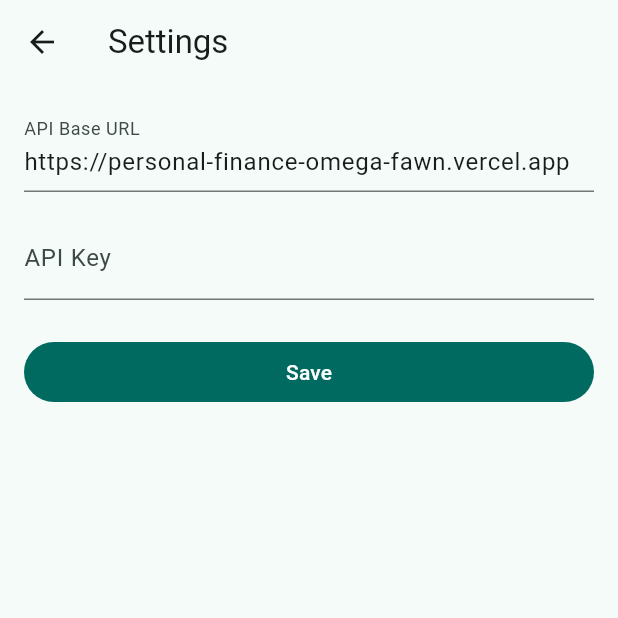
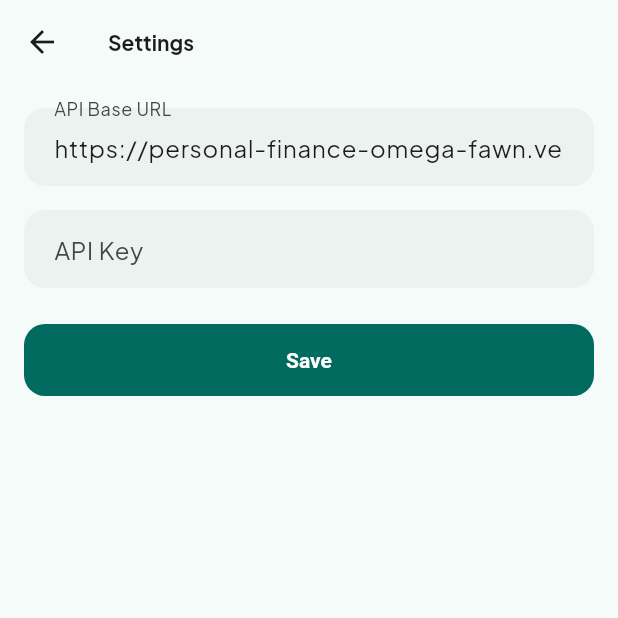
Before and after one commit to rayen231/personal-finance, a Flutter app: the screen it shows after launch, on a phone screen of 412 x 824 dp, the top half of it. Run offline on Flutter 3.47's test engine with Material 3 defaults, Android fonts, the phone set to English and light mode, and no system bars; our stand-ins replace fl_chart, google_fonts, shared_preferences, sqflite_common_ffi; accounts and stored records are empty.

Commit message:
Add Recurring Expenses screen, custom app icon, and visual redesign
Introduces a Material 3 theme (app_theme.dart) with Plus Jakarta Sans
type, rounded cards, and consistent input/button styling, plus a new
teal app icon generated via flutter_launcher_icons. The Dashboard gets
a gradient "Total Savings" hero card and category spending chart.

Also fixes several spacing/overflow bugs reported on-device: Dashboard
stat cards overflowing, Income/Yearly Overview/Manage Categories list
items overlapping due to a zero card margin, and Monthly Plan fields
crammed together from isDense inputs.

```diff
--- a/mobile_app/lib/main.dart
+++ b/mobile_app/lib/main.dart
@@ -1,6 +1,7 @@
 import 'package:flutter/material.dart';
 
 import 'screens/home_screen.dart';
+import 'theme/app_theme.dart';
 
 void main() {
   runApp(const MoneyHandlerApp());
@@ -13,7 +14,8 @@ class MoneyHandlerApp extends StatelessWidget {
   Widget build(BuildContext context) {
     return MaterialApp(
       title: 'Money Handler',
-      theme: ThemeData(colorSchemeSeed: Colors.teal, useMaterial3: true),
+      theme: AppTheme.light(),
+      darkTheme: AppTheme.dark(),
       home: const HomeScreen(),
     );
   }
--- a/mobile_app/lib/screens/income_screen.dart
+++ b/mobile_app/lib/screens/income_screen.dart
@@ -166,6 +166,8 @@ class _IncomeScreenState extends State<IncomeScreen> {
                               for (final s in _sources)
                                 Card(
                                   child: ListTile(
+                                    contentPadding:
+                                        const EdgeInsets.symmetric(horizontal: 16, vertical: 8),
                                     title: Text(s['source'] as String),
                                     subtitle: Text(
                                       'Expected: ${(s['expected'] as num).toStringAsFixed(2)} DT',
--- a/mobile_app/lib/screens/yearly_overview_screen.dart
+++ b/mobile_app/lib/screens/yearly_overview_screen.dart
@@ -98,6 +98,7 @@ class _MonthRow extends StatelessWidget {
 
     return Card(
       child: ListTile(
+        contentPadding: const EdgeInsets.symmetric(horizontal: 16, vertical: 8),
         title: Text(_monthAbbrev[month - 1]),
         subtitle: Text('Income: ${income.toStringAsFixed(0)}  •  Expenses: ${necessary.toStringAsFixed(0)}'),
         trailing: Text(
--- /dev/null
+++ b/mobile_app/lib/theme/app_theme.dart
@@ -0,0 +1,80 @@
+import 'package:flutter/material.dart';
+import 'package:google_fonts/google_fonts.dart';
+
+/// Central theme: one place that shapes cards, inputs, buttons and text
+/// consistently everywhere, instead of each screen styling its own widgets.
+class AppTheme {
+  static const _seed = Color(0xFF00796B); // teal 800, matches the app icon
+
+  static ThemeData light() => _build(Brightness.light);
+  static ThemeData dark() => _build(Brightness.dark);
+
+  static ThemeData _build(Brightness brightness) {
+    final scheme = ColorScheme.fromSeed(seedColor: _seed, brightness: brightness);
+    final textTheme = GoogleFonts.plusJakartaSansTextTheme(
+      brightness == Brightness.dark ? ThemeData.dark().textTheme : ThemeData.light().textTheme,
+    );
+
+    return ThemeData(
+      useMaterial3: true,
+      brightness: brightness,
+      colorScheme: scheme,
+      textTheme: textTheme,
+      scaffoldBackgroundColor: scheme.surface,
+      appBarTheme: AppBarTheme(
+        backgroundColor: scheme.surface,
+        foregroundColor: scheme.onSurface,
+        elevation: 0,
+        scrolledUnderElevation: 1,
+        centerTitle: false,
+        titleTextStyle: textTheme.titleLarge?.copyWith(fontWeight: FontWeight.w700),
+      ),
+      cardTheme: CardThemeData(
+        elevation: 0,
+        color: scheme.surfaceContainerHigh,
+        shape: RoundedRectangleBorder(borderRadius: BorderRadius.circular(20)),
+        // Cards in a list (Income, Yearly Overview, Manage Categories, ...)
+        // need breathing room between them - zero margin only makes sense
+        // for cards a screen explicitly spaces itself (Dashboard's grid).
+        margin: const EdgeInsets.symmetric(vertical: 6),
+      ),
+      inputDecorationTheme: InputDecorationTheme(
+        filled: true,
+        fillColor: scheme.surfaceContainerHighest.withValues(alpha: 0.4),
+        border: OutlineInputBorder(
+          borderRadius: BorderRadius.circular(14),
+          borderSide: BorderSide.none,
+        ),
+        contentPadding: const EdgeInsets.symmetric(horizontal: 16, vertical: 14),
+      ),
+      filledButtonTheme: FilledButtonThemeData(
+        style: FilledButton.styleFrom(
+          padding: const EdgeInsets.symmetric(vertical: 16),
+          shape: RoundedRectangleBorder(borderRadius: BorderRadius.circular(14)),
+          textStyle: const TextStyle(fontWeight: FontWeight.w600),
+        ),
+      ),
+      chipTheme: ChipThemeData(
+        shape: RoundedRectangleBorder(
+          borderRadius: BorderRadius.circular(12),
+          side: BorderSide(color: scheme.outlineVariant),
+        ),
+      ),
+      navigationBarTheme: NavigationBarThemeData(
+        backgroundColor: scheme.surfaceContainer,
+        elevation: 0,
+        height: 68,
+        labelTextStyle: WidgetStateProperty.all(
+          textTheme.labelMedium?.copyWith(fontWeight: FontWeight.w600),
+        ),
+      ),
+      floatingActionButtonTheme: FloatingActionButtonThemeData(
+        shape: RoundedRectangleBorder(borderRadius: BorderRadius.circular(18)),
+      ),
+      listTileTheme: ListTileThemeData(
+        shape: RoundedRectangleBorder(borderRadius: BorderRadius.circular(16)),
+      ),
+      dividerTheme: DividerThemeData(color: scheme.outlineVariant.withValues(alpha: 0.5)),
+    );
+  }
+}
```
Also changed, not shown: mobile_app/lib/screens/dashboard_screen.dart (+71 -18 lines), mobile_app/lib/screens/home_screen.dart (+72 -19 lines), mobile_app/lib/screens/manage_categories_screen.dart (+11 -7 lines), mobile_app/lib/screens/plan_screen.dart (+4 -3 lines), mobile_app/lib/screens/recurring_expenses_screen.dart (added, +178 -0 lines), mobile_app/pubspec.yaml (+11 -0 lines), mobile_app/assets/icon/icon.png (added), mobile_app/assets/icon/icon_foreground.png (added), mobile_app/pubspec.lock, 13 other files.
